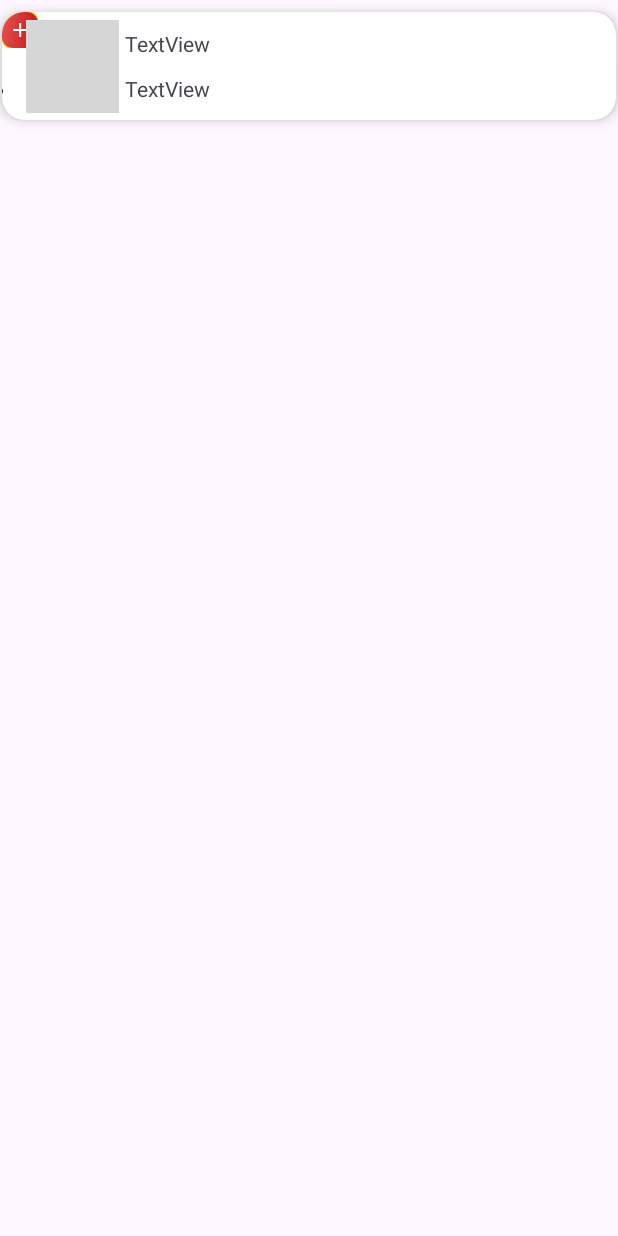
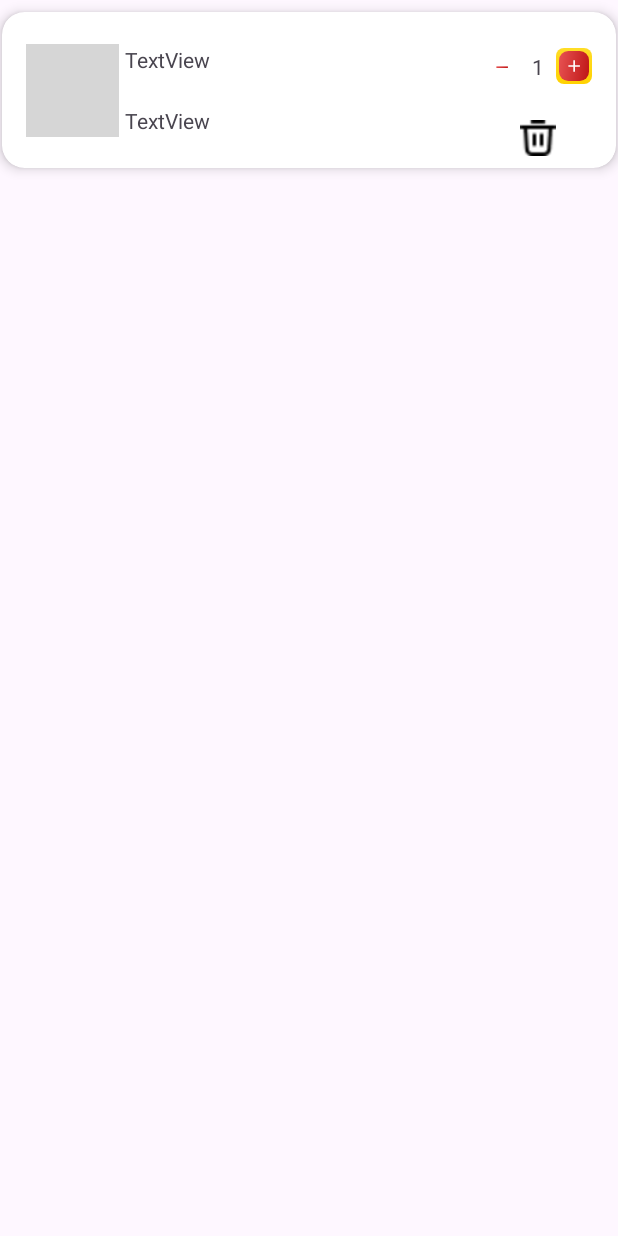
Before and after one commit to yugaltyagi/Swiggy_Zomato_Clone, an Android app: the layout cart_item.xml on its own in the app's theme, with its tools: preview values and no code run, on a phone screen of 412 x 824 dp. Run offline under Robolectric (Android 15) with nearby library versions, the phone set to English and light mode, and no system bars; grey boxes are pictures that could not be loaded.

Commit message:
Working till Cart
Cart working

```diff
--- a/app/src/main/AndroidManifest.xml
+++ b/app/src/main/AndroidManifest.xml
@@ -6,9 +6,9 @@
         android:allowBackup="true"
         android:dataExtractionRules="@xml/data_extraction_rules"
         android:fullBackupContent="@xml/backup_rules"
-        android:icon="@mipmap/ic_launcher"
+        android:icon="@drawable/logo1"
         android:label="@string/app_name"
-        android:roundIcon="@mipmap/ic_launcher_round"
+        android:roundIcon="@drawable/logo1"
         android:supportsRtl="true"
         android:theme="@style/Theme.RoutineRitual"
         tools:targetApi="31">
--- a/app/src/main/res/layout/cart_item.xml
+++ b/app/src/main/res/layout/cart_item.xml
@@ -58,6 +58,7 @@
                 android:id="@+id/minusButton"
                 android:layout_width="24dp"
                 android:layout_height="24dp"
+                android:padding="2dp"
                 android:layout_marginEnd="8dp"
                 android:background="@android:color/transparent"
                 android:src="@drawable/icon_minus"
@@ -71,24 +72,30 @@
                 android:layout_height="wrap_content"
                 android:layout_marginEnd="8dp"
                 android:text="1"
+                app:layout_constraintBottom_toBottomOf="@+id/plusButton"
                 app:layout_constraintEnd_toStartOf="@+id/plusButton"
-                tools:layout_editor_absoluteY="26dp" />
+                app:layout_constraintTop_toTopOf="@+id/plusButton" />
 
             <ImageView
                 android:id="@+id/plusButton"
                 android:layout_width="24dp"
                 android:layout_height="24dp"
+                android:layout_marginTop="24dp"
+                android:layout_marginEnd="16dp"
                 android:background="@drawable/addtocardshape"
+                android:padding="2dp"
                 android:src="@drawable/icon_plus"
                 android:text="Button"
-                tools:layout_editor_absoluteX="334dp"
-                tools:layout_editor_absoluteY="24dp" />
+                app:layout_constraintEnd_toEndOf="parent"
+                app:layout_constraintTop_toTopOf="parent" />
 
             <ImageView
                 android:id="@+id/deleteButton"
                 android:layout_width="24dp"
                 android:layout_height="24dp"
                 android:layout_marginTop="24dp"
+                android:layout_marginBottom="8dp"
+                app:layout_constraintBottom_toBottomOf="parent"
                 app:layout_constraintEnd_toEndOf="@+id/plusButton"
                 app:layout_constraintStart_toStartOf="@+id/minusButton"
                 app:layout_constraintTop_toBottomOf="@+id/plusButton"
```
